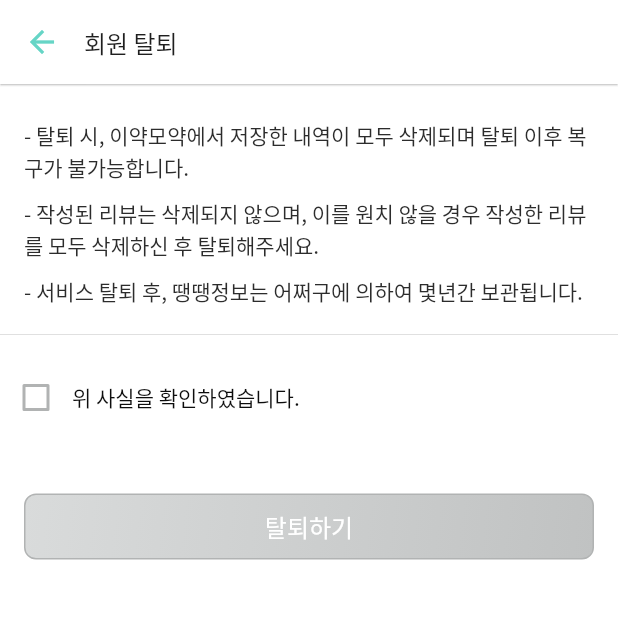
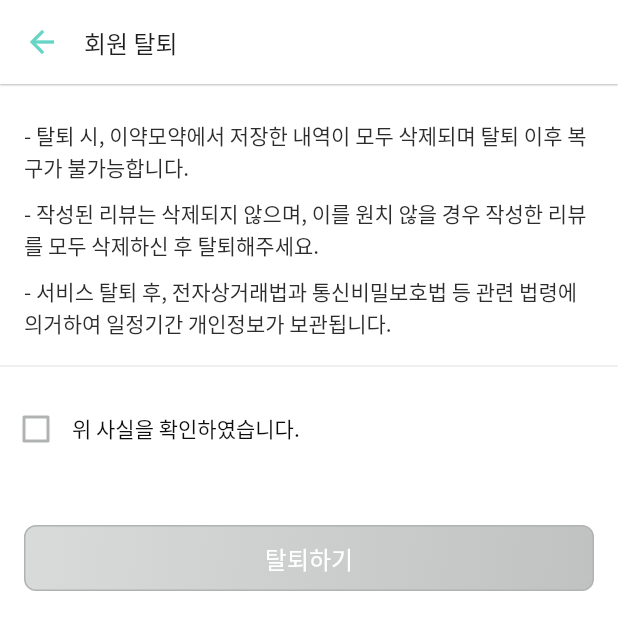
Before and after one commit to Semodrug/semo_ver2, a Flutter app: the WithdrawalPage screen opened directly, on a phone screen of 412 x 824 dp. Shown: the top 630 px of the screen. Run offline on Flutter 3.47's test engine with Material 2 defaults, Android fonts, the phone set to English and light mode, and no system bars; our stand-ins replace camera, cloud_firestore, firebase_auth, firebase_core, firebase_storage, fl_chart and 7 more; missing offline and left inert: camera_platform_interface, dynamic_text_highlighting, firebase_ml_vision, flutter_facebook_auth, tflite; accounts and stored records are empty.

Commit message:
[FIX] withdrawer mention '땡땡정보'

```diff
--- a/lib/mypage/7-1_withdrawal.dart
+++ b/lib/mypage/7-1_withdrawal.dart
@@ -42,7 +42,7 @@ class _WithdrawalPageState extends State<WithdrawalPage> {
   Widget _topWarning() {
     String str1 = '- 탈퇴 시, 이약모약에서 저장한 내역이 모두 삭제되며 탈퇴 이후 복구가 불가능합니다.';
     String str2 = '- 작성된 리뷰는 삭제되지 않으며, 이를 원치 않을 경우 작성한 리뷰를 모두 삭제하신 후 탈퇴해주세요.';
-    String str3 = '- 서비스 탈퇴 후, 땡땡정보는 어쩌구에 의하여 몇년간 보관됩니다.';
+    String str3 = '- 서비스 탈퇴 후, 전자상거래법과 통신비밀보호법 등 관련 법령에 의거하여 일정기간 개인정보가 보관됩니다.';
 
     return Padding(
       padding: const EdgeInsets.symmetric(horizontal: 16),
```
